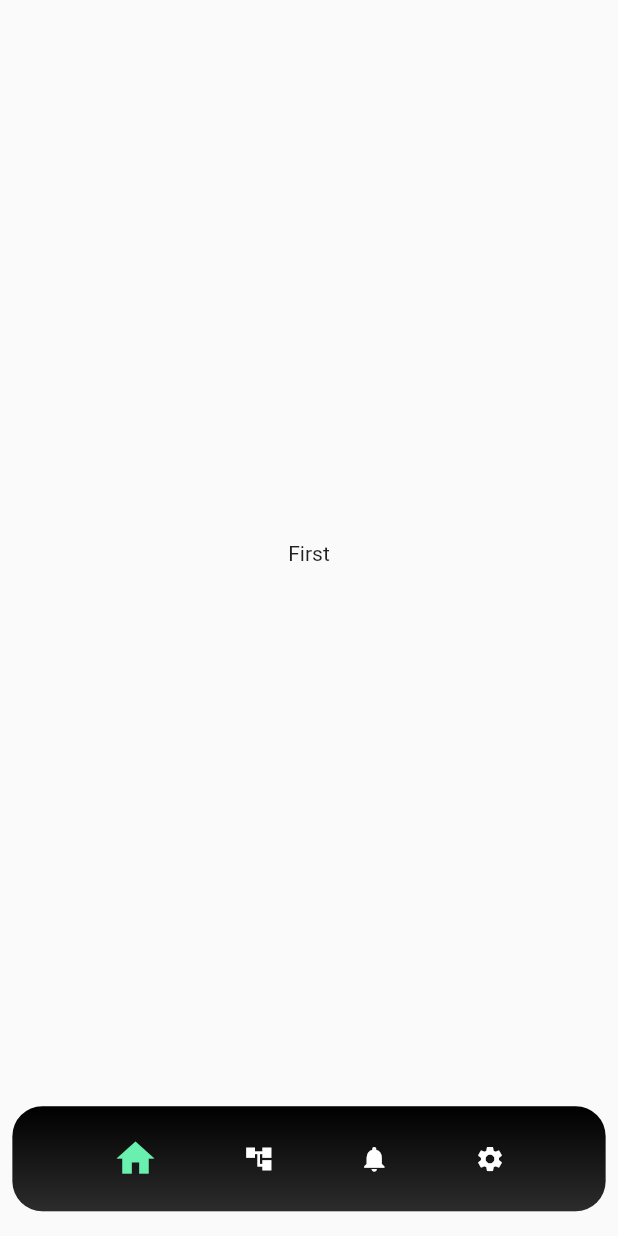
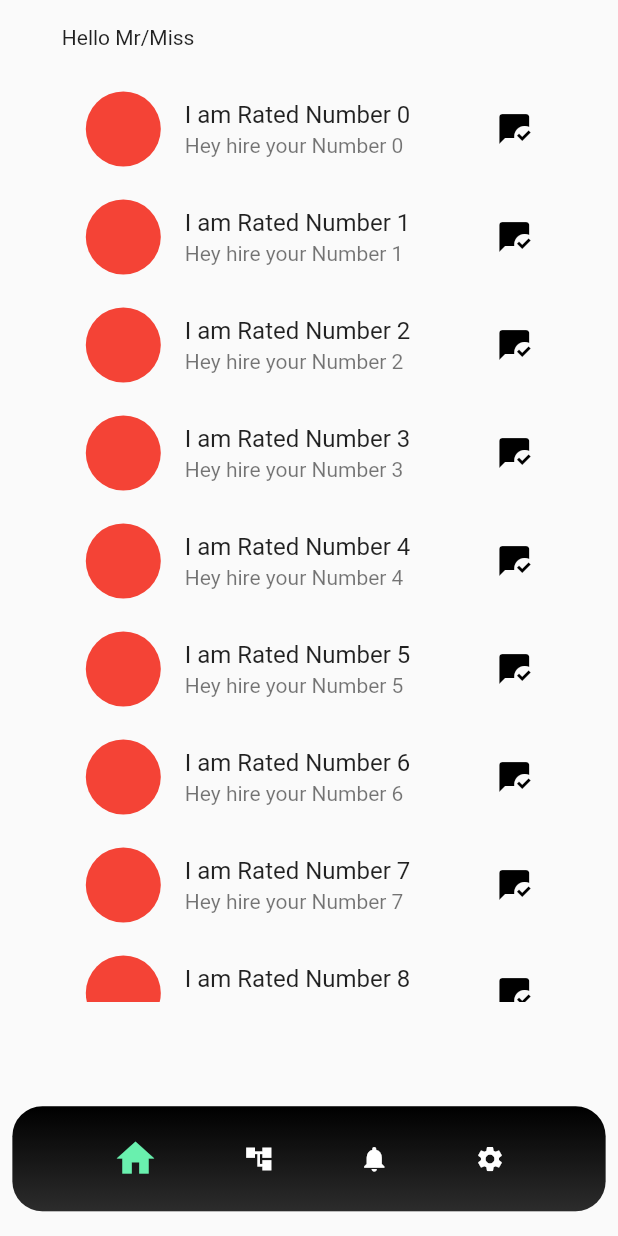
Before and after one commit to kolynzb/Ugdev-series, a Flutter app: the screen it shows after launch, on a phone screen of 412 x 824 dp. Run offline on Flutter 3.47's test engine with Material 2 defaults, Android fonts, the light colour scheme and no system bars; our stand-ins replace shared_preferences.

Commit message:
Add List View

```diff
--- a/lib/views/bottomnav/first.dart
+++ b/lib/views/bottomnav/first.dart
@@ -1,3 +1,4 @@
+import 'package:flutter/material.dart';
 import 'package:flutter/src/widgets/container.dart';
 import 'package:flutter/src/widgets/framework.dart';
 import 'package:flutter/widgets.dart';
@@ -17,6 +18,48 @@ class _FirstPageState extends State<FirstPage> {
 
   @override
   Widget build(BuildContext context) {
-    return const Center(child: Text("First"));
+    double height = MediaQuery.of(context).size.height;
+    double width = MediaQuery.of(context).size.width;
+
+    return SafeArea(
+      child: Scaffold(
+        body: Container(
+          height: height,
+          width: width,
+          // color: Colors.black,
+          padding: EdgeInsets.symmetric(horizontal: height * .05),
+          child: Expanded(
+              child: SizedBox(
+                  child: Column(
+            children: <Widget>[
+              SizedBox(
+                height: 50,
+                child: Row(
+                  children: const <Widget>[
+                    Text("Hello Mr/Miss"),
+                  ],
+                ),
+              ),
+              SizedBox(
+                height: height * .75,
+                child: ListView.builder(
+                  itemCount: 9,
+                  itemBuilder: (BuildContext, int) {
+                    return ListTile(
+                      leading: const CircleAvatar(
+                          backgroundColor: Colors.red, radius: 25),
+                      title: Text("I am Rated Number $int"),
+                      subtitle: Text("Hey hire your Number $int"),
+                      trailing:
+                          const Icon(Icons.mark_chat_read, color: Colors.black),
+                    );
+                  },
+                ),
+              )
+            ],
+          ))),
+        ),
+      ),
+    );
   }
 }
```
Also changed, not shown: 1 other file.
